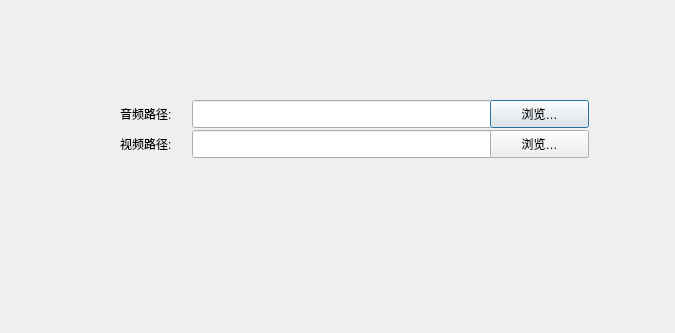
Qt form Secondary_UI/Independ_Import_Dialog.ui (YaoqingAyuan/Memoria_V2) before a commit.
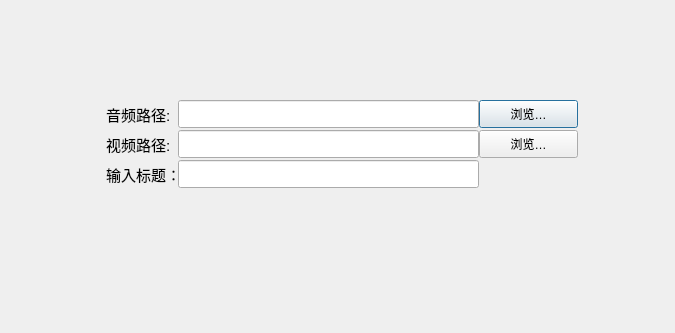
The same form after that commit.

Commit message:
0801 Design mainwindowUI
1.详细搭建了主窗口的UI，准备开启功能设计

```diff
--- a/Secondary_UI/Independ_Import_Dialog.ui
+++ b/Secondary_UI/Independ_Import_Dialog.ui
@@ -16,12 +16,17 @@
   <widget class="QLabel" name="AudioPath">
    <property name="geometry">
     <rect>
-     <x>120</x>
+     <x>106</x>
      <y>100</y>
      <width>71</width>
      <height>28</height>
     </rect>
    </property>
+   <property name="font">
+    <font>
+     <pointsize>11</pointsize>
+    </font>
+   </property>
    <property name="text">
     <string>音频路径:</string>
    </property>
@@ -29,7 +34,7 @@
   <widget class="QLineEdit" name="AudioPath_Edit">
    <property name="geometry">
     <rect>
-     <x>192</x>
+     <x>178</x>
      <y>100</y>
      <width>301</width>
      <height>28</height>
@@ -39,7 +44,7 @@
   <widget class="QLineEdit" name="VideoPath_Edit">
    <property name="geometry">
     <rect>
-     <x>192</x>
+     <x>178</x>
      <y>130</y>
      <width>301</width>
      <height>28</height>
@@ -49,7 +54,7 @@
   <widget class="QPushButton" name="AudioPath_Btn">
    <property name="geometry">
     <rect>
-     <x>490</x>
+     <x>479</x>
      <y>100</y>
      <width>99</width>
      <height>28</height>
@@ -62,12 +67,17 @@
   <widget class="QLabel" name="VideoPath">
    <property name="geometry">
     <rect>
-     <x>120</x>
+     <x>106</x>
      <y>130</y>
      <width>71</width>
      <height>28</height>
     </rect>
    </property>
+   <property name="font">
+    <font>
+     <pointsize>11</pointsize>
+    </font>
+   </property>
    <property name="text">
     <string>视频路径:</string>
    </property>
@@ -75,7 +85,7 @@
   <widget class="QPushButton" name="VideoPath_Btn">
    <property name="geometry">
     <rect>
-     <x>490</x>
+     <x>479</x>
      <y>130</y>
      <width>99</width>
      <height>28</height>
@@ -85,6 +95,34 @@
     <string>浏览…</string>
    </property>
   </widget>
+  <widget class="QLabel" name="VideoPath_2">
+   <property name="geometry">
+    <rect>
+     <x>106</x>
+     <y>160</y>
+     <width>71</width>
+     <height>28</height>
+    </rect>
+   </property>
+   <property name="font">
+    <font>
+     <pointsize>11</pointsize>
+    </font>
+   </property>
+   <property name="text">
+    <string>输入标题：</string>
+   </property>
+  </widget>
+  <widget class="QLineEdit" name="VideoPath_Edit_2">
+   <property name="geometry">
+    <rect>
+     <x>178</x>
+     <y>160</y>
+     <width>301</width>
+     <height>28</height>
+    </rect>
+   </property>
+  </widget>
  </widget>
  <resources/>
  <connections/>
```
The commit also changes 1 other file.
